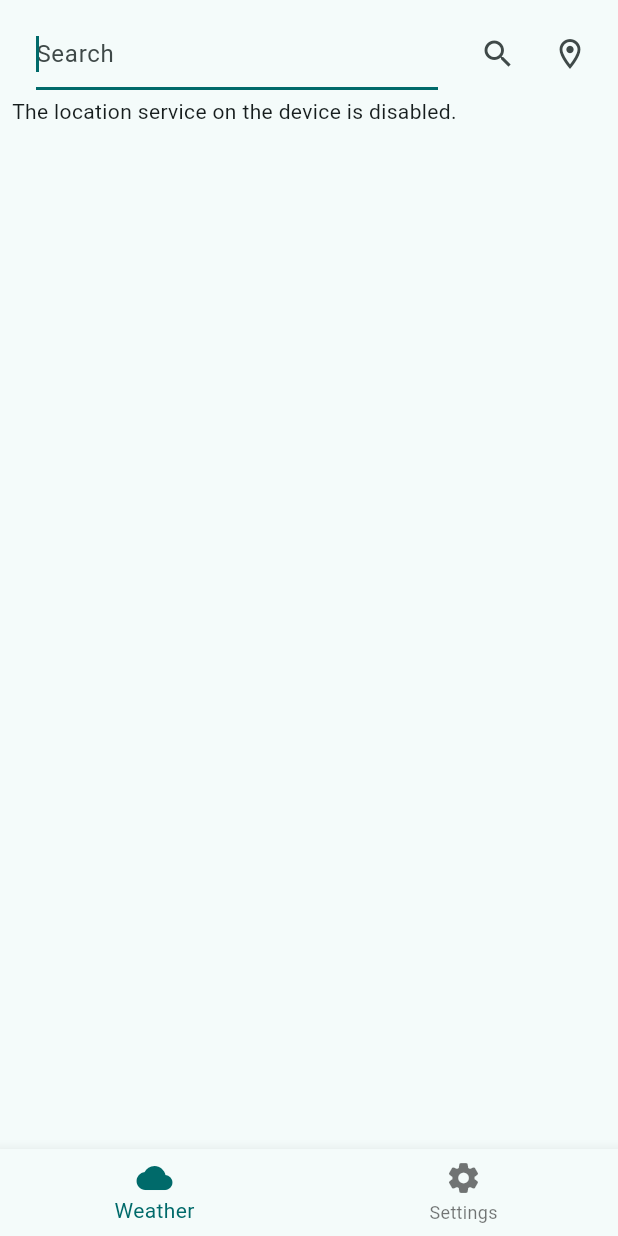
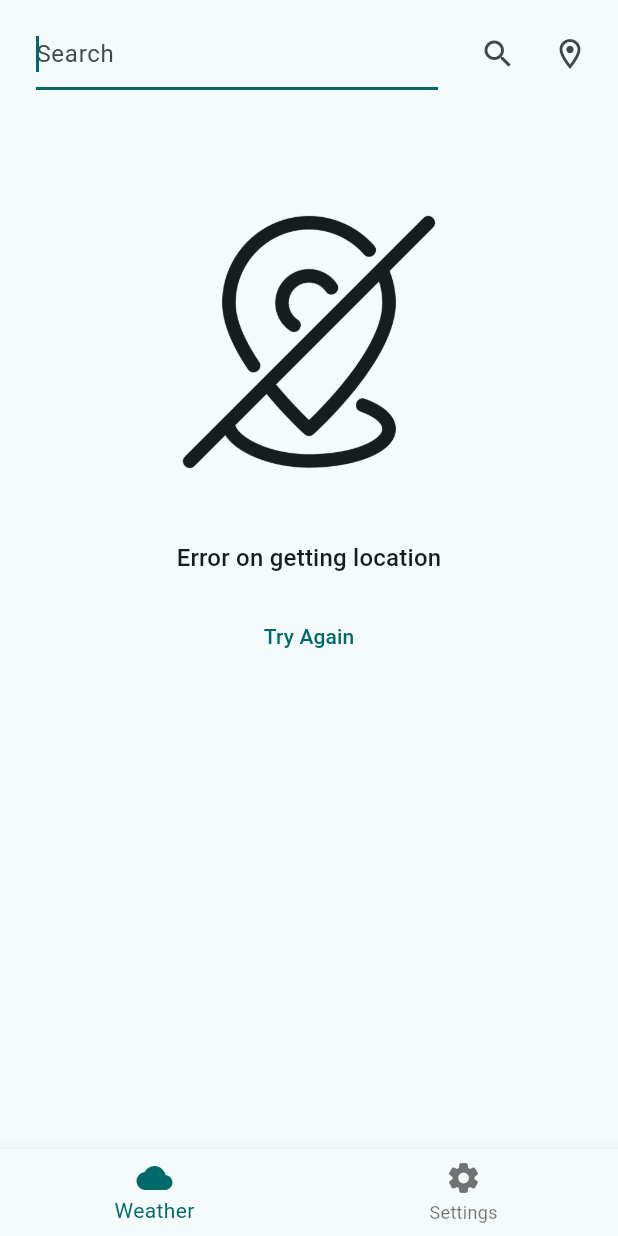
Before and after one commit to hoangcongminh/weather_app, a Flutter app: the screen it shows after launch, after a tap on the "search" icon, on a phone screen of 412 x 824 dp. Run offline on Flutter 3.47's test engine with Material 2 defaults, Android fonts, the phone set to English and light mode, and no system bars; our stand-ins replace dartz, equatable, flutter_bloc, freezed_annotation, geolocator, hydrated_bloc; generated files the repository leaves out were written again.

Commit message:
handle errors

```diff
--- a/lib/blocs/weather_bloc/weather_state.dart
+++ b/lib/blocs/weather_bloc/weather_state.dart
@@ -1,4 +1,9 @@
 part of 'weather_bloc.dart';
+
+enum WeatherErrorType {
+  connection,
+  location,
+}
 
 abstract class WeatherState {}
 
@@ -12,8 +17,9 @@ class WeatherLoaded extends WeatherState {
   WeatherLoaded(this.weather);
 }
 
-class WeatherError extends WeatherState {
+class WeatherFetchError extends WeatherState {
   final String message;
+  final WeatherErrorType type;
 
-  WeatherError(this.message);
+  WeatherFetchError(this.message, {this.type = WeatherErrorType.connection});
 }
--- a/lib/core/constants.dart
+++ b/lib/core/constants.dart
@@ -4,3 +4,8 @@ class AppConstant {
   static const String imageURL = "https://openweathermap.org/img/wn/";
   static const String cityURL = "https://geocoding-api.open-meteo.com/v1/";
 }
+
+class ImagesPath {
+  static const locationDisabled = "assets/location_disabled.png";
+  static const networkError = "assets/network_error.png";
+}
--- a/lib/l10n/app_en.arb
+++ b/lib/l10n/app_en.arb
@@ -9,5 +9,8 @@
   "language": "Language",
   "english": "English",
   "vietnamese": "Vietnamese",
-  "search": "Search"
+  "search": "Search",
+  "tryAgain": "Try Again",
+  "networkError": "Error on getting weather data",
+  "locationError": "Error on getting location"
 }
--- a/lib/l10n/app_vi.arb
+++ b/lib/l10n/app_vi.arb
@@ -9,5 +9,8 @@
   "language": "Ngôn ngữ",
   "english": "Tiếng anh",
   "vietnamese": "Tiếng việt",
-  "search": "Tìm kiếm"
+  "search": "Tìm kiếm",
+  "tryAgain": "Thử lại",
+  "networkError": "Lỗi lấy dữ liệu thời tiết",
+  "locationError": "Lỗi khi nhận vị trí"
 }
--- a/lib/main.dart
+++ b/lib/main.dart
@@ -4,7 +4,7 @@ import 'package:hydrated_bloc/hydrated_bloc.dart';
 import 'package:path_provider/path_provider.dart';
 import 'package:weather_app/blocs/application_bloc/application_bloc.dart';
 import 'package:weather_app/blocs/weather_bloc/weather_bloc.dart';
-import 'package:weather_app/theme.dart';
+import 'package:weather_app/theme/theme.dart';
 
 import 'package:flutter_gen/gen_l10n/app_localizations.dart';
 import 'screens/main_screen.dart';
--- /dev/null
+++ b/lib/screens/error_screen.dart
@@ -0,0 +1,41 @@
+import 'package:flutter/material.dart';
+import 'package:weather_app/utils/extension.dart';
+
+class ErrorScreen extends StatelessWidget {
+  final VoidCallback onTryAgain;
+  final String imageURL;
+  final String message;
+  const ErrorScreen({
+    super.key,
+    required this.message,
+    required this.onTryAgain,
+    required this.imageURL,
+  });
+
+  @override
+  Widget build(BuildContext context) {
+    return Column(
+      mainAxisAlignment: MainAxisAlignment.center,
+      crossAxisAlignment: CrossAxisAlignment.stretch,
+      children: [
+        Image.asset(
+          imageURL,
+          width: 100,
+          height: 200,
+          color: context.colorScheme.onBackground,
+        ),
+        const SizedBox(height: 32),
+        Text(
+          message,
+          textAlign: TextAlign.center,
+          style: context.textTheme.titleMedium,
+        ),
+        const SizedBox(height: 16),
+        TextButton(
+          onPressed: onTryAgain,
+          child: Text(context.l10n.tryAgain),
+        )
+      ],
+    );
+  }
+}
--- a/lib/screens/weather_screen.dart
+++ b/lib/screens/weather_screen.dart
@@ -2,11 +2,12 @@ import 'package:flutter/material.dart';
 import 'package:flutter_bloc/flutter_bloc.dart';
 import 'package:weather_app/core/application_state_base.dart';
 import 'package:weather_app/blocs/weather_bloc/weather_bloc.dart';
-import 'package:weather_app/services/location_services.dart';
-import 'package:weather_app/widgets/error_widget.dart';
+import 'package:weather_app/core/constants.dart';
 import 'package:weather_app/widgets/search_widget.dart';
 import 'package:weather_app/widgets/weather_info.dart';
 import 'package:weather_app/utils/extension.dart';
+
+import 'error_screen.dart';
 
 class WeatherPage extends StatefulWidget {
   const WeatherPage({super.key});
@@ -81,27 +82,42 @@ class _WeatherPageState extends ApplicationStateBase<WeatherPage>
           ],
         ),
         body: SingleChildScrollView(
+          physics: const NeverScrollableScrollPhysics(),
+          child: Padding(
+            padding: const EdgeInsets.only(top: 64),
             child: BlocBuilder<WeatherBloc, WeatherState>(
               builder: (context, state) {
-              if (state is WeatherError) {
-                return ErrorView(
-                  error: state.message,
-                  onRefresh: () {},
+                if (state is WeatherFetchError) {
+                  return ErrorScreen(
+                    message: state.type == WeatherErrorType.location
+                        ? context.l10n.locationError
+                        : context.l10n.networkError,
+                    imageURL: state.type == WeatherErrorType.location
+                        ? ImagesPath.locationDisabled
+                        : ImagesPath.networkError,
+                    onTryAgain: () {
+                      state.type == WeatherErrorType.location
+                          ? context.read<WeatherBloc>().add(
+                              FetchCurrentLocationWeather(
+                                  applicationBloc.state.isCelsius))
+                          : context.read<WeatherBloc>().add(
+                              RefreshWeather(applicationBloc.state.isCelsius));
+                    },
                   );
                 } else if (state is WeatherLoaded) {
-                return Center(
-                  child: WeatherInfo(
+                  return WeatherInfo(
                     weather: state.weather,
                     isCelcious: applicationBloc.state.isCelsius,
-                  ),
                   );
                 } else if (state is WeatherLoading) {
                   return const Center(
-                    child: CircularProgressIndicator.adaptive());
+                    child: CircularProgressIndicator.adaptive(),
+                  );
                 } else {
                   return const SizedBox.shrink();
                 }
               },
+            ),
           ),
         ),
       ),
--- a/lib/widgets/error_widget.dart
+++ /dev/null
@@ -1,23 +0,0 @@
-import 'package:flutter/material.dart';
-
-class ErrorView extends StatelessWidget {
-  final VoidCallback onRefresh;
-  final String error;
-  const ErrorView({
-    super.key,
-    required this.error,
-    required this.onRefresh,
-  });
-
-  @override
-  Widget build(BuildContext context) {
-    return Expanded(
-      child: Column(
-        mainAxisAlignment: MainAxisAlignment.center,
-        children: [
-          Text(error),
-        ],
-      ),
-    );
-  }
-}
--- a/lib/widgets/search_widget.dart
+++ b/lib/widgets/search_widget.dart
@@ -1,5 +1,3 @@
-import 'dart:async';
-
 import 'package:flutter/material.dart';
 import 'package:weather_app/repositories/city_repository.dart';
 import 'package:weather_app/utils/extension.dart';
--- a/pubspec.yaml
+++ b/pubspec.yaml
@@ -44,9 +44,8 @@ dev_dependencies:
 flutter:
   uses-material-design: true
 
-  # assets:
-  #   - images/a_dot_burr.jpeg
-  #   - images/a_dot_ham.jpeg
+  assets:
+    - assets/
   generate: true
 
 arb-dir: lib/l10n
```
Also changed, not shown: lib/blocs/weather_bloc/weather_bloc.dart (+12 -6 lines), assets/location_disabled.png (added), assets/network_error.png (added), lib/theme/theme.dart (renamed from lib/theme.dart). Lines whose indentation alone changed are shown as unchanged.
